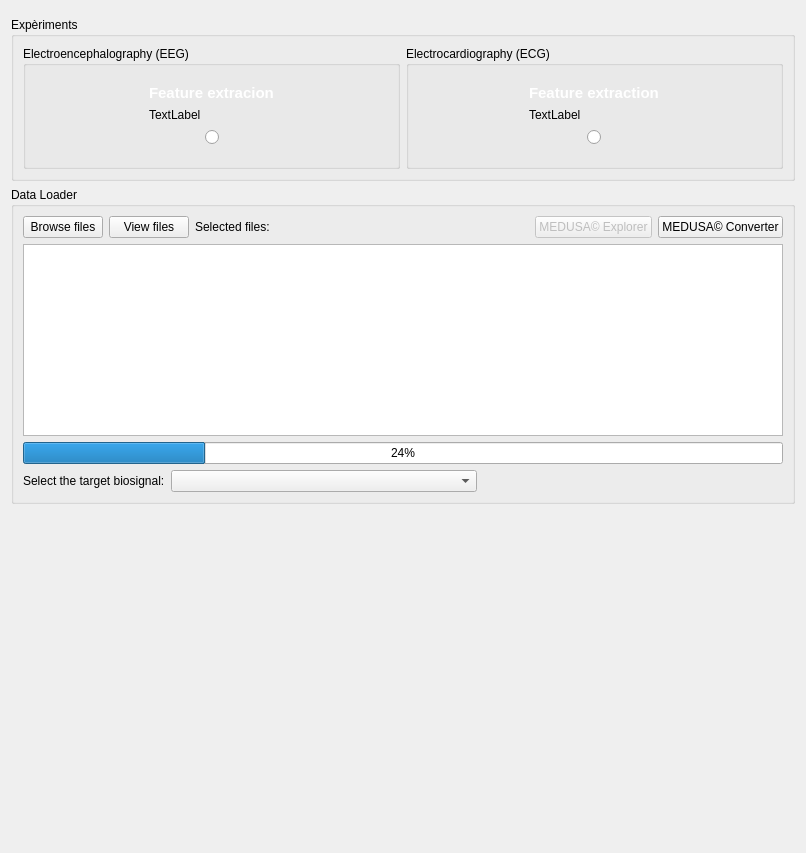
Old version of the form data_loader/ui.ui in the repository medusabci/medusa-analyzer.
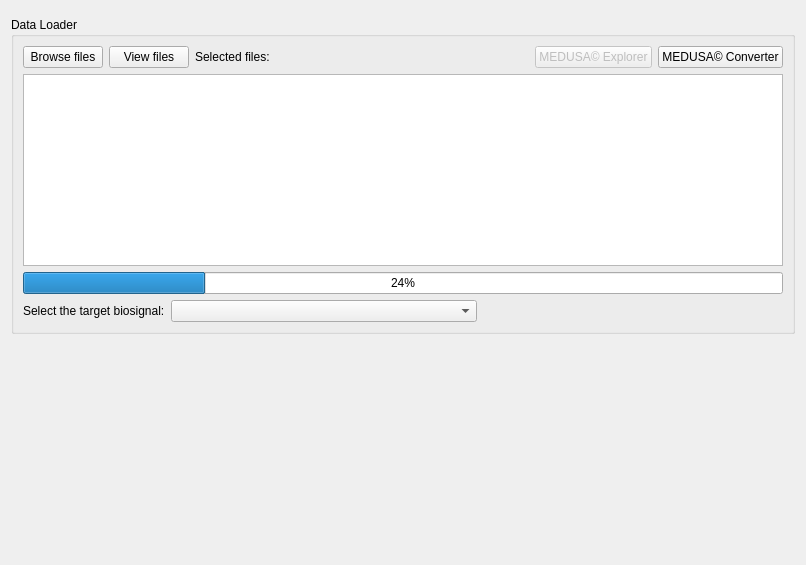
New version of the form.

Patch:
```diff
--- a/data_loader/ui.ui
+++ b/data_loader/ui.ui
@@ -7,7 +7,7 @@
     <x>0</x>
     <y>0</y>
     <width>806</width>
-    <height>853</height>
+    <height>565</height>
    </rect>
   </property>
   <property name="windowTitle">
@@ -27,229 +27,6 @@
      </property>
     </widget>
    </item>
-   <item>
-    <widget class="QGroupBox" name="groupBox">
-     <property name="sizePolicy">
-      <sizepolicy hsizetype="Minimum" vsizetype="Minimum">
-       <horstretch>0</horstretch>
-       <verstretch>0</verstretch>
-      </sizepolicy>
-     </property>
-     <property name="title">
-      <string>Expèriments</string>
-     </property>
-     <layout class="QHBoxLayout" name="horizontalLayout_2">
-      <item>
-       <widget class="QGroupBox" name="groupBox_4">
-        <property name="title">
-         <string>Electroencephalography (EEG)</string>
-        </property>
-        <layout class="QHBoxLayout" name="horizontalLayout_4">
-         <item>
-          <widget class="QFrame" name="featureseegQFrame">
-           <property name="sizePolicy">
-            <sizepolicy hsizetype="Fixed" vsizetype="Fixed">
-             <horstretch>100</horstretch>
-             <verstretch>100</verstretch>
-            </sizepolicy>
-           </property>
-           <property name="styleSheet">
-            <string notr="true">QFrame {
-    border-radius: 0px;
-    background: qlineargradient(
-        x1:0, y1:0, x2:1, y2:1,
-        stop:0 #6a0dad,
-        stop:1 #ec407a
-    );
-}</string>
-           </property>
-           <property name="frameShape">
-            <enum>QFrame::NoFrame</enum>
-           </property>
-           <layout class="QVBoxLayout" name="verticalLayout_5">
-            <item>
-             <widget class="QLabel" name="label">
-              <property name="styleSheet">
-               <string notr="true">QLabel {
-    color: white; 
-    font-size: 11pt; 
-    background-color: transparent;
-    font-family: Arial;
-    font-weight: bold;
-}</string>
-              </property>
-              <property name="text">
-               <string>Feature extracion</string>
-              </property>
-             </widget>
-            </item>
-            <item>
-             <layout class="QVBoxLayout" name="eeg_icon_layout">
-              <item>
-               <widget class="QLabel" name="eeg_icon">
-                <property name="styleSheet">
-                 <string notr="true">QLabel {
-    border: none;
-    background-color: transparent;
-}</string>
-                </property>
-                <property name="text">
-                 <string>TextLabel</string>
-                </property>
-               </widget>
-              </item>
-             </layout>
-            </item>
-            <item>
-             <layout class="QHBoxLayout" name="horizontalLayout_6">
-              <item>
-               <spacer name="horizontalSpacer_2">
-                <property name="orientation">
-                 <enum>Qt::Horizontal</enum>
-                </property>
-                <property name="sizeHint" stdset="0">
-                 <size>
-                  <width>40</width>
-                  <height>20</height>
-                 </size>
-                </property>
-               </spacer>
-              </item>
-              <item>
-               <widget class="QRadioButton" name="featureseegRButton">
-                <property name="text">
-                 <string/>
-                </property>
-               </widget>
-              </item>
-              <item>
-               <spacer name="horizontalSpacer_4">
-                <property name="orientation">
-                 <enum>Qt::Horizontal</enum>
-                </property>
-                <property name="sizeHint" stdset="0">
-                 <size>
-                  <width>40</width>
-                  <height>20</height>
-                 </size>
-                </property>
-               </spacer>
-              </item>
-             </layout>
-            </item>
-           </layout>
-          </widget>
-         </item>
-        </layout>
-       </widget>
-      </item>
-      <item>
-       <widget class="QGroupBox" name="groupBox_5">
-        <property name="title">
-         <string>Electrocardiography (ECG)</string>
-        </property>
-        <layout class="QHBoxLayout" name="horizontalLayout_5">
-         <item>
-          <widget class="QFrame" name="featuresecgQFrame_2">
-           <property name="sizePolicy">
-            <sizepolicy hsizetype="Fixed" vsizetype="Fixed">
-             <horstretch>0</horstretch>
-             <verstretch>0</verstretch>
-            </sizepolicy>
-           </property>
-           <property name="styleSheet">
-            <string notr="true">QFrame {
-    border-radius: 0px;
-    background: qlineargradient(
-        x1:0, y1:0, x2:1, y2:1,
-        stop:0 #6a0dad,
-        stop:1 #ec407a
-    );
-}</string>
-           </property>
-           <property name="frameShape">
-            <enum>QFrame::NoFrame</enum>
-           </property>
-           <layout class="QVBoxLayout" name="verticalLayout_2">
-            <item>
-             <widget class="QLabel" name="label_2">
-              <property name="styleSheet">
-               <string notr="true">QLabel {
-    color: white; 
-    font-size: 11pt; 
-    background-color: transparent;
-    font-family: Arial;
-    font-weight: bold;
-}</string>
-              </property>
-              <property name="text">
-               <string>Feature extraction</string>
-              </property>
-             </widget>
-            </item>
-            <item>
-             <layout class="QVBoxLayout" name="ecg_icon_layout">
-              <item>
-               <widget class="QLabel" name="ecg_icon">
-                <property name="styleSheet">
-                 <string notr="true">QLabel {
-    border: none;
-    background-color: transparent;
-}</string>
-                </property>
-                <property name="text">
-                 <string>TextLabel</string>
-                </property>
-               </widget>
-              </item>
-             </layout>
-            </item>
-            <item>
-             <layout class="QHBoxLayout" name="horizontalLayout_10">
-              <item>
-               <spacer name="horizontalSpacer_7">
-                <property name="orientation">
-                 <enum>Qt::Horizontal</enum>
-                </property>
-                <property name="sizeHint" stdset="0">
-                 <size>
-                  <width>40</width>
-                  <height>20</height>
-                 </size>
-                </property>
-               </spacer>
-              </item>
-              <item>
-               <widget class="QRadioButton" name="featuresecgRButton">
-                <property name="text">
-                 <string/>
-                </property>
-               </widget>
-              </item>
-              <item>
-               <spacer name="horizontalSpacer_6">
-                <property name="orientation">
-                 <enum>Qt::Horizontal</enum>
-                </property>
-                <property name="sizeHint" stdset="0">
-                 <size>
-                  <width>40</width>
-                  <height>20</height>
-                 </size>
-                </property>
-               </spacer>
-              </item>
-             </layout>
-            </item>
-           </layout>
-          </widget>
-         </item>
-        </layout>
-       </widget>
-      </item>
-     </layout>
-    </widget>
-   </item>
    <item>
     <widget class="QGroupBox" name="dataloadergroupBox">
      <property name="title">
```
